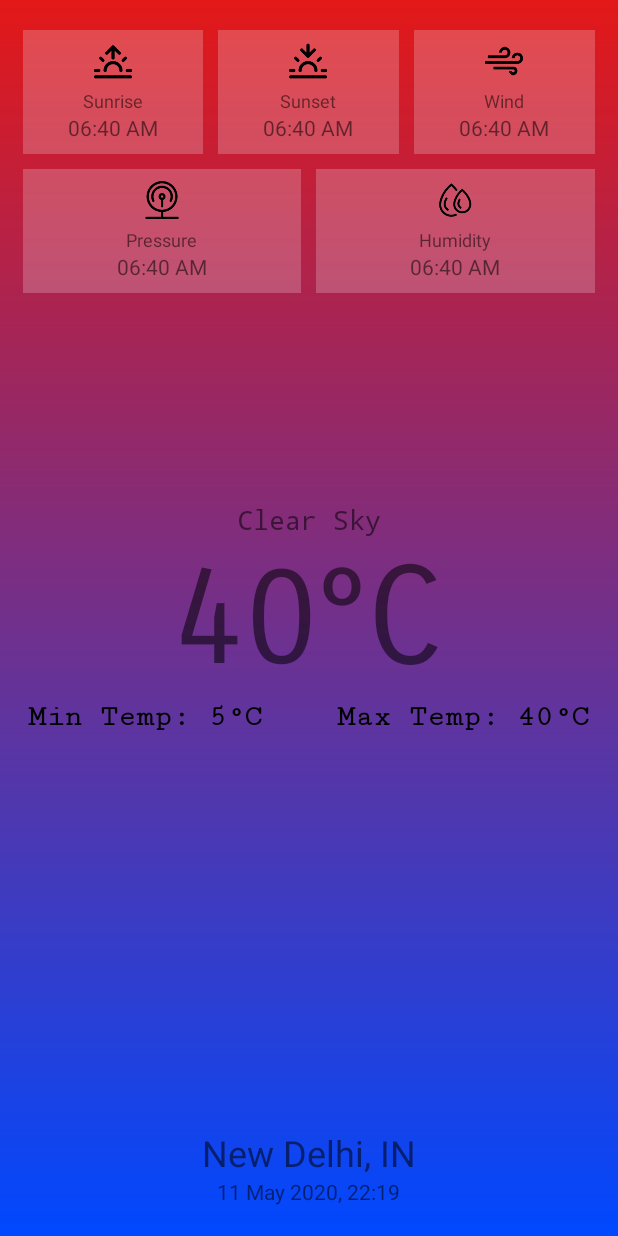
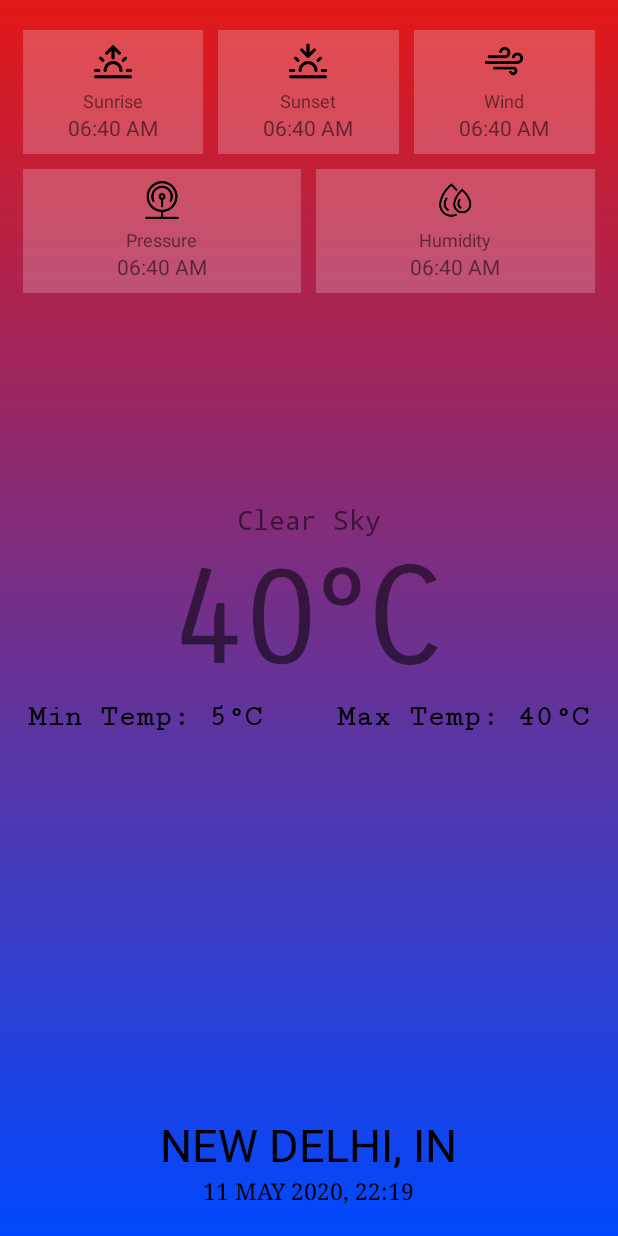
Before and after one commit to iamshivamtyagi/WeatherAppKotlin, an Android app: the layout activity_main.xml on its own in the app's theme, with its tools: preview values and no code run, on a phone screen of 412 x 824 dp. Run offline under Robolectric (Android 15) with nearby library versions, the phone set to English and light mode, and no system bars; Roboto replaces fonts that are not available here.

Commit message:
layout updated

```diff
--- a/app/src/main/res/layout/activity_main.xml
+++ b/app/src/main/res/layout/activity_main.xml
@@ -236,14 +236,19 @@
                 android:layout_width="wrap_content"
                 android:layout_height="wrap_content"
                 android:text="New Delhi, IN"
-                android:textSize="24sp" />
+                android:textAllCaps="true"
+                android:textColor="@android:color/black"
+                android:textSize="30sp" />
 
             <TextView
                 android:id="@+id/updated_at"
                 android:layout_width="wrap_content"
                 android:layout_height="wrap_content"
+                android:fontFamily="serif"
+                android:textAllCaps="true"
+                android:textColor="@android:color/black"
                 android:text="11 May 2020, 22:19"
-                android:textSize="14sp" />
+                android:textSize="15sp" />
 
         </LinearLayout>
 
```
